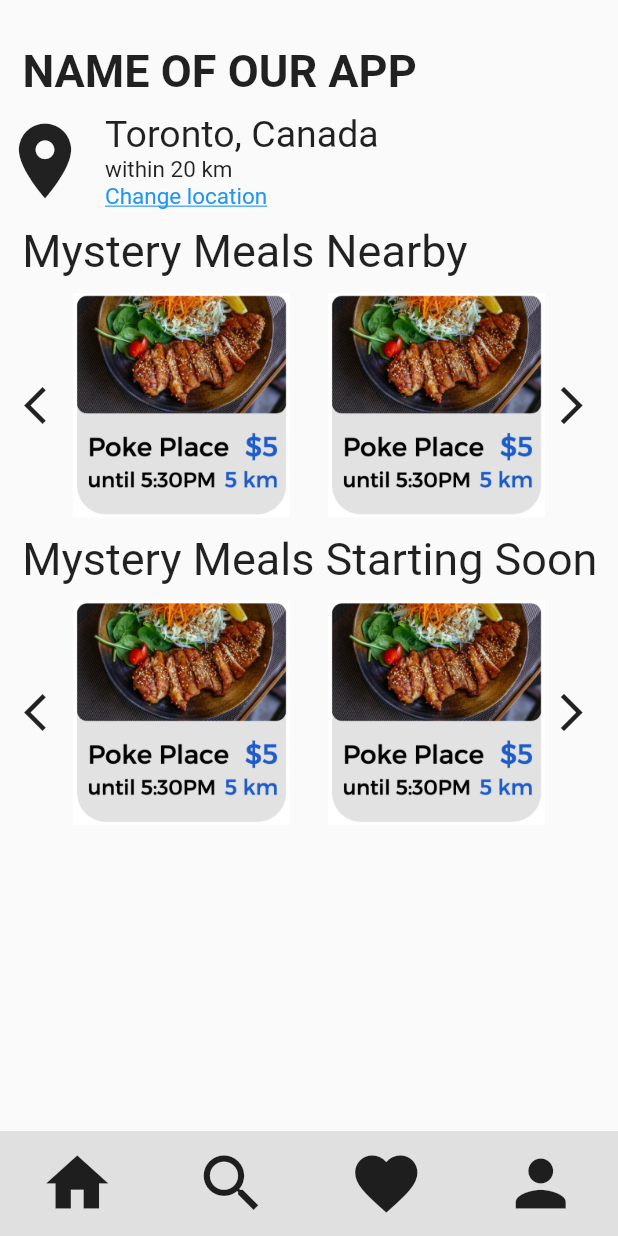
After one commit to cindyhjli/food-waste-app, a Flutter app: the CustomerHomepage screen opened directly, on a phone screen of 412 x 824 dp. The commit adds this screen. Run offline on Flutter 3.47's test engine with Material 2 defaults, Android fonts, the phone set to English and light mode, and no system bars.

Commit message:
finished homescreen

```diff
--- /dev/null
+++ b/food_waste_app/lib/CustomerHomepage.dart
@@ -0,0 +1,192 @@
+import 'package:flutter/material.dart';
+
+class CustomerHomepage extends StatefulWidget {
+  @override
+  _CustomerHomepage createState() => _CustomerHomepage();
+}
+
+class _CustomerHomepage extends State<CustomerHomepage> {
+  @override
+  Widget build(BuildContext context) {
+    return Scaffold(
+      body: Column(
+        crossAxisAlignment: CrossAxisAlignment.start,
+        children: [
+          SizedBox(height: 30),
+          title(),
+          SizedBox(height: 10),
+          header(),
+          SizedBox(height: 10),
+          mysteryMealsNearby(),
+          SizedBox(height: 10),
+          nearby_tiles(),
+          SizedBox(height: 10),
+          mysteryMealsStarting(),
+          SizedBox(height: 10),
+          starting_soon(),
+        ],
+      ),
+      bottomNavigationBar: Container(
+        color: Colors.grey[300],
+        height: 70,
+        child: Row(
+          children: [
+            Expanded(
+              child: Icon(
+                Icons.home,
+                size: 50,
+              ),
+            ),
+            Expanded(
+              child: Icon(
+                Icons.search,
+                size: 50,
+              ),
+            ),
+            Expanded(
+              child: Icon(
+                Icons.favorite,
+                size: 50,
+              ),
+            ),
+            Expanded(
+              child: Icon(
+                Icons.person,
+                size: 50,
+              ),
+            ),
+          ],
+        ),
+      ),
+    );
+  }
+
+  Widget nearby_tiles() {
+    return Row(
+      crossAxisAlignment: CrossAxisAlignment.center,
+      mainAxisAlignment: MainAxisAlignment.center,
+      children: [
+        Icon(
+          Icons.arrow_back_ios,
+          size: 30,
+        ),
+        Container(
+          width: 150,
+          height: 150,
+          decoration: BoxDecoration(
+            borderRadius: BorderRadius.all(Radius.circular(5)),
+            image: DecorationImage(
+              image: AssetImage("lib/assets/tile1.png"),
+            ),
+          ),
+        ),
+        SizedBox(width: 20),
+        Container(
+          width: 150,
+          height: 150,
+          decoration: BoxDecoration(
+            borderRadius: BorderRadius.all(Radius.circular(5)),
+            image: DecorationImage(
+              image: AssetImage("lib/assets/tile1.png"),
+            ),
+          ),
+        ),
+        Icon(
+          Icons.arrow_forward_ios,
+          size: 30,
+        ),
+      ],
+    );
+  }
+
+  Widget starting_soon() {
+    return Row(
+      crossAxisAlignment: CrossAxisAlignment.center,
+      mainAxisAlignment: MainAxisAlignment.center,
+      children: [
+        Icon(
+          Icons.arrow_back_ios,
+          size: 30,
+        ),
+        Container(
+          width: 150,
+          height: 150,
+          decoration: BoxDecoration(
+            borderRadius: BorderRadius.all(Radius.circular(5)),
+            image: DecorationImage(
+              image: AssetImage("lib/assets/tile1.png"),
+            ),
+          ),
+        ),
+        SizedBox(width: 20),
+        Container(
+          width: 150,
+          height: 150,
+          decoration: BoxDecoration(
+            borderRadius: BorderRadius.all(Radius.circular(5)),
+            image: DecorationImage(
+              image: AssetImage("lib/assets/tile1.png"),
+            ),
+          ),
+        ),
+        Icon(
+          Icons.arrow_forward_ios,
+          size: 30,
+        ),
+      ],
+    );
+  }
+
+  Widget title() {
+    return Text(
+      "  NAME OF OUR APP",
+      style: TextStyle(fontSize: 30, fontWeight: FontWeight.bold),
+    );
+  }
+
+  Widget mysteryMealsNearby() {
+    return Text(
+      "  Mystery Meals Nearby",
+      style: TextStyle(fontSize: 30),
+    );
+  }
+
+  Widget mysteryMealsStarting() {
+    return Text(
+      "  Mystery Meals Starting Soon",
+      style: TextStyle(fontSize: 30),
+    );
+  }
+
+  Widget header() {
+    return Row(
+      children: [
+        Icon(
+          Icons.location_on,
+          size: 60,
+        ),
+        SizedBox(width: 10),
+        Column(
+          crossAxisAlignment: CrossAxisAlignment.start,
+          children: [
+            Text(
+              "Toronto, Canada",
+              style: TextStyle(fontSize: 25),
+            ),
+            Text(
+              "within 20 km",
+              style: TextStyle(fontSize: 15),
+            ),
+            Text(
+              "Change location",
+              style: TextStyle(
+                  fontSize: 15,
+                  color: Colors.blue,
+                  decoration: TextDecoration.underline),
+            ),
+          ],
+        ),
+      ],
+    );
+  }
+}
--- a/food_waste_app/lib/test.dart
+++ b/food_waste_app/lib/test.dart
@@ -4,6 +4,7 @@ import "LaunchPage.dart";
 import 'RestaurantProfile.dart';
 import 'LoginPage.dart';
 import 'SearchPage.dart';
+import 'CustomerHomepage.dart';
 
 void main() {
   runApp(Test());
@@ -15,7 +16,7 @@ class Test extends StatelessWidget {
     return MaterialApp(
       debugShowCheckedModeBanner: false,
       debugShowMaterialGrid: false,
-      home: LaunchPage(),
+      home: CustomerHomepage(),
     );
   }
 }
```
Also changed, not shown: food_waste_app/lib/assets/tile1.png (added).
